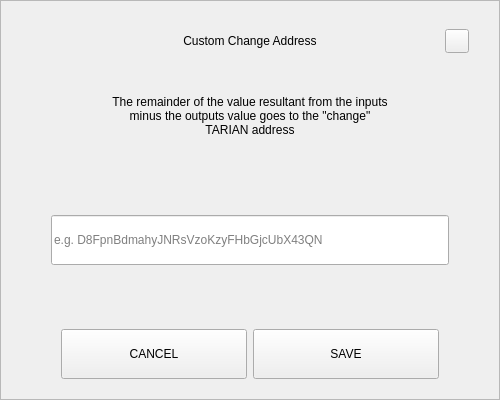
Before: the Qt Designer form src/qt/tarian/forms/sendchangeaddressdialog.ui in Tarian-Foundation/Tarian, drawn with Qt 5.
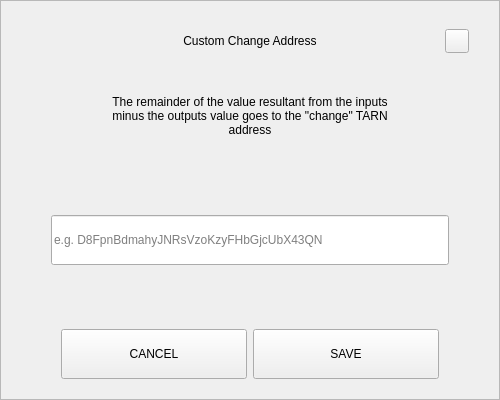
After: the same form once the commit is applied.

Diff of the .ui file:
```diff
--- a/src/qt/tarian/forms/sendchangeaddressdialog.ui
+++ b/src/qt/tarian/forms/sendchangeaddressdialog.ui
@@ -164,7 +164,7 @@
          </size>
         </property>
         <property name="text">
-         <string>The remainder of the value resultant from the inputs minus the outputs value goes to the &quot;change&quot; TARIAN address</string>
+         <string>The remainder of the value resultant from the inputs minus the outputs value goes to the &quot;change&quot; TARN address</string>
         </property>
         <property name="alignment">
          <set>Qt::AlignCenter</set>
```
